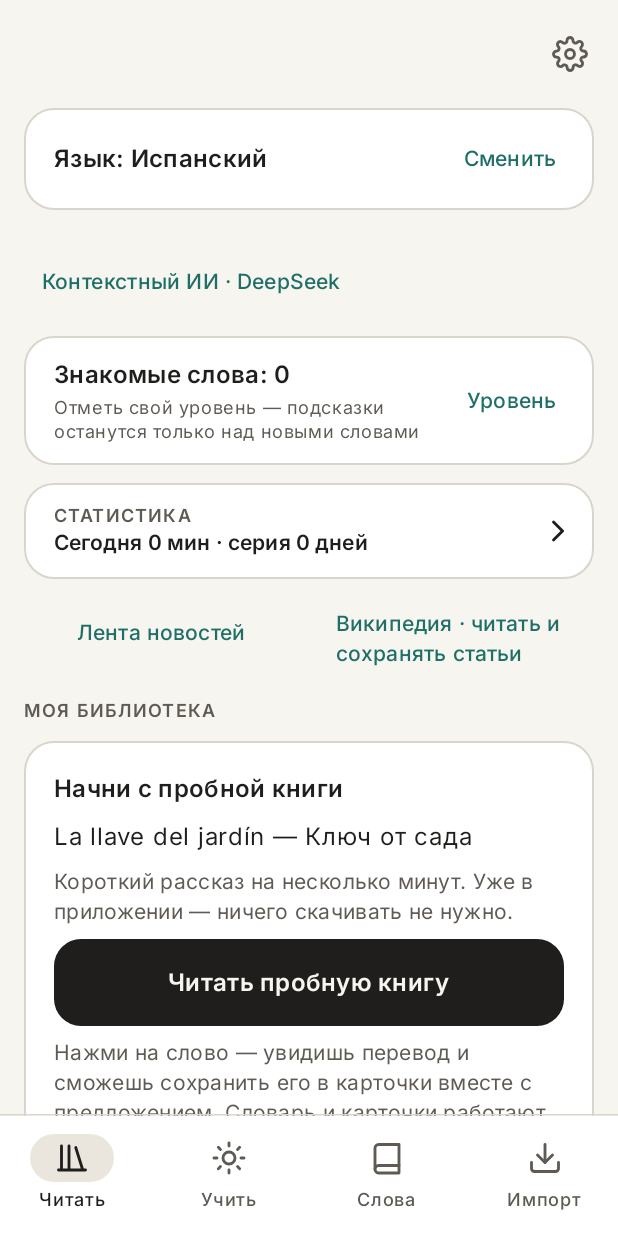
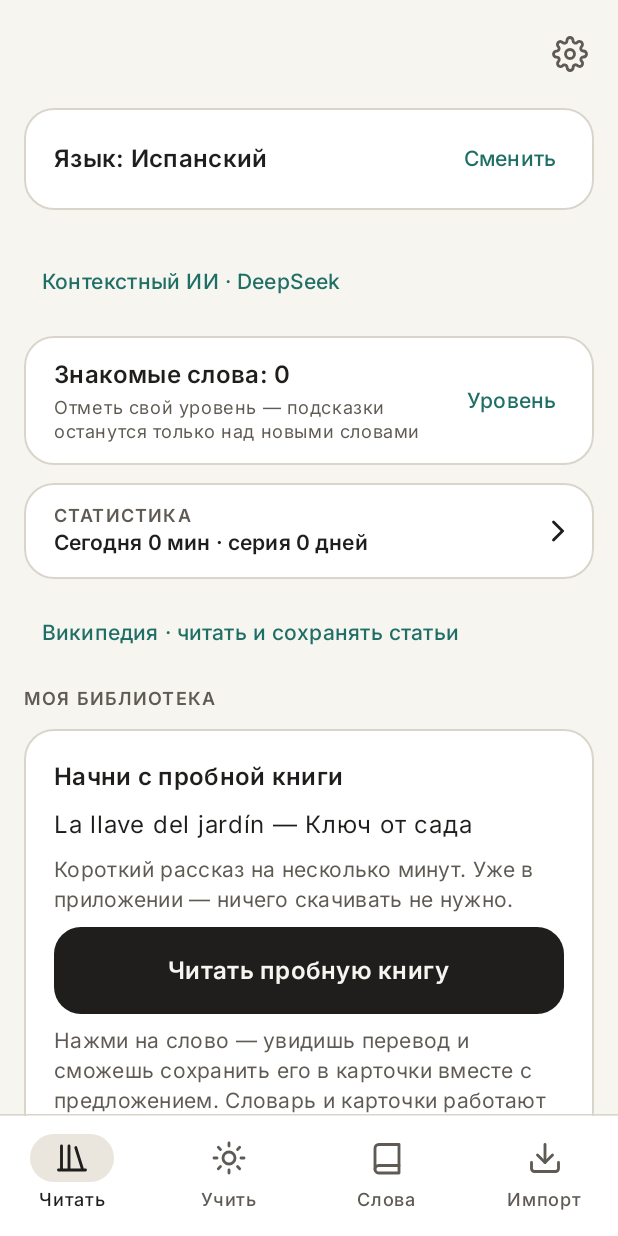
Before and after one commit to boikot5225-afk/HanReader, an Android app built with Jetpack Compose: the screen it shows after launch (MainActivity), on a phone screen of 412 x 824 dp. Run offline under Robolectric (Android 15) with nearby library versions, the phone set to English and light mode, and no system bars; our stand-ins replace Room's generated code; network calls fail; pictures from the network do not load; Roboto replaces fonts that are not available here.

Commit message:
Remove feed entry points from UI
Co-authored-by: copilot-swe-agent[bot] <198982749+Copilot@users.noreply.github.com>

```diff
--- a/app/src/main/java/com/hanreader/app/reader/LibraryScreen.kt
+++ b/app/src/main/java/com/hanreader/app/reader/LibraryScreen.kt
@@ -84,14 +84,12 @@ fun LibraryScreen(vm: ReaderViewModel, padding: PaddingValues, onOpen: (Long) ->
     val levelMark by vm.levelMark.collectAsState()
     var showLevel by remember { mutableStateOf(false) }
     var showWikipedia by remember { mutableStateOf(false) }
-    var showFeed by remember { mutableStateOf(false) }
     var importing by remember { mutableStateOf(false) }
     var error by remember { mutableStateOf<String?>(null) }
     var confirmDelete by remember { mutableStateOf<BookEntity?>(null) }
     var langBook by remember { mutableStateOf<BookEntity?>(null) }
     val demo = DemoBooks.forLanguage(com.hanreader.app.lang.Languages.current.tag)
     if (showWikipedia) WikipediaLibrary(vm, onDismiss = { showWikipedia = false })
-    if (showFeed) FeedSheet(vm = vm, onDismiss = { showFeed = false })
     val openDemo: () -> Unit = {
         importing = true
         error = null
@@ -131,12 +129,7 @@ fun LibraryScreen(vm: ReaderViewModel, padding: PaddingValues, onOpen: (Long) ->
                 withLevels = com.hanreader.app.lang.Languages.current.levelsTitle != null)
         }
         item { ActivityPanel(vm, onReadingStats) }
-        item {
-            Row(horizontalArrangement = Arrangement.spacedBy(12.dp)) {
-                androidx.compose.material3.TextButton(onClick = { showFeed = true }, modifier = Modifier.weight(1f)) { Text("Лента новостей") }
-                androidx.compose.material3.TextButton(onClick = { showWikipedia = true }, modifier = Modifier.weight(1f)) { Text("Википедия · читать и сохранять статьи") }
-            }
-        }
+        item { androidx.compose.material3.TextButton(onClick = { showWikipedia = true }) { Text("Википедия · читать и сохранять статьи") } }
         item {
             Row(verticalAlignment = Alignment.CenterVertically) {
                 Overline("Моя библиотека", Modifier.weight(1f))
```
Also changed, not shown: app/src/main/java/com/hanreader/app/reader/ReaderScreen.kt (+1 -9 lines).
